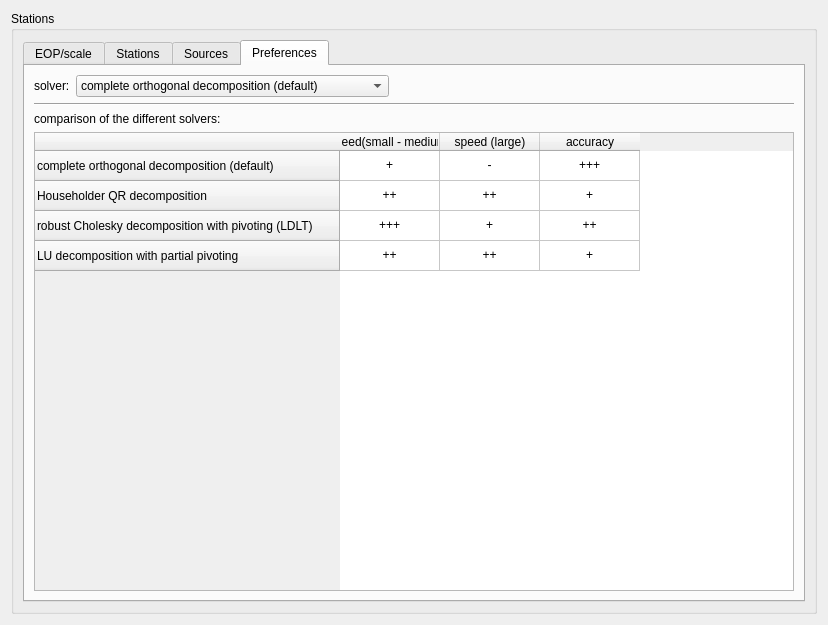
TUW-VieVS/VieSchedppGUI, file Widgets/solverwidget.ui: the form before one commit.
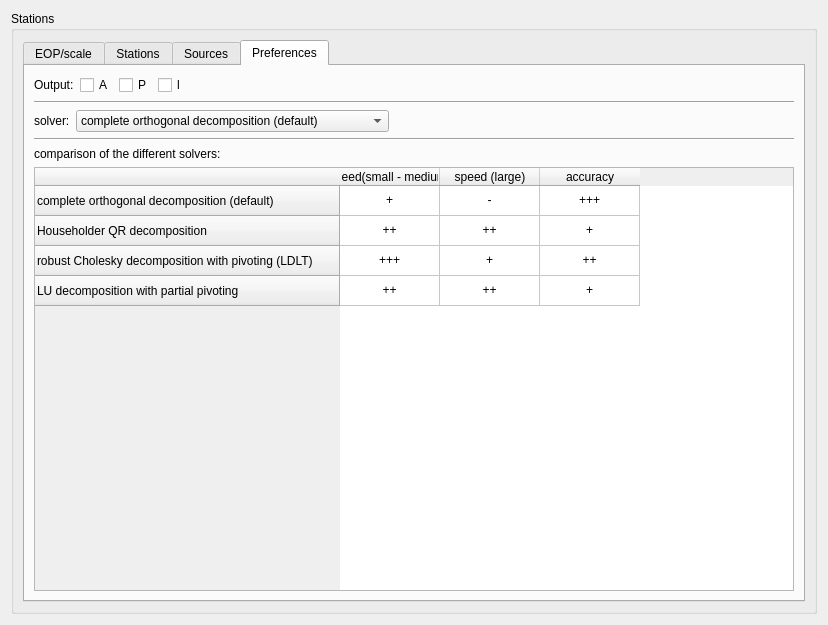
The form after the commit. The open tabs and pages were chosen to show the change. Icons and pictures are not drawn.

Commit message: satellite files by helene wolf + output of simulation + analyzer matrices

```diff
--- a/Widgets/solverwidget.ui
+++ b/Widgets/solverwidget.ui
@@ -803,6 +803,61 @@
            <string>Preferences</string>
           </attribute>
           <layout class="QVBoxLayout" name="verticalLayout_9">
+           <item>
+            <layout class="QHBoxLayout" name="horizontalLayout_8">
+             <property name="topMargin">
+              <number>0</number>
+             </property>
+             <item>
+              <widget class="QLabel" name="label_7">
+               <property name="text">
+                <string>Output:</string>
+               </property>
+              </widget>
+             </item>
+             <item>
+              <widget class="QCheckBox" name="checkBox_A">
+               <property name="text">
+                <string>A</string>
+               </property>
+              </widget>
+             </item>
+             <item>
+              <widget class="QCheckBox" name="checkBox_P">
+               <property name="text">
+                <string>P</string>
+               </property>
+              </widget>
+             </item>
+             <item>
+              <widget class="QCheckBox" name="checkBox_l">
+               <property name="text">
+                <string>l</string>
+               </property>
+              </widget>
+             </item>
+             <item>
+              <spacer name="horizontalSpacer_7">
+               <property name="orientation">
+                <enum>Qt::Horizontal</enum>
+               </property>
+               <property name="sizeHint" stdset="0">
+                <size>
+                 <width>40</width>
+                 <height>20</height>
+                </size>
+               </property>
+              </spacer>
+             </item>
+            </layout>
+           </item>
+           <item>
+            <widget class="Line" name="line_3">
+             <property name="orientation">
+              <enum>Qt::Horizontal</enum>
+             </property>
+            </widget>
+           </item>
            <item>
             <layout class="QHBoxLayout" name="horizontalLayout_7">
              <item>
```
Left out of the diff: 14 changed lines with no effect on the pictures. The commit also changes 10 other files.
